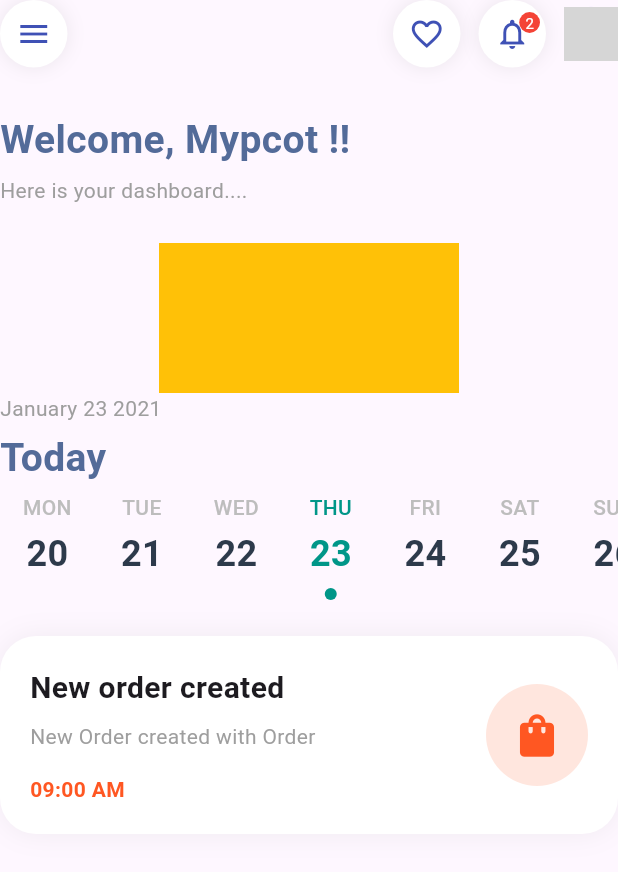
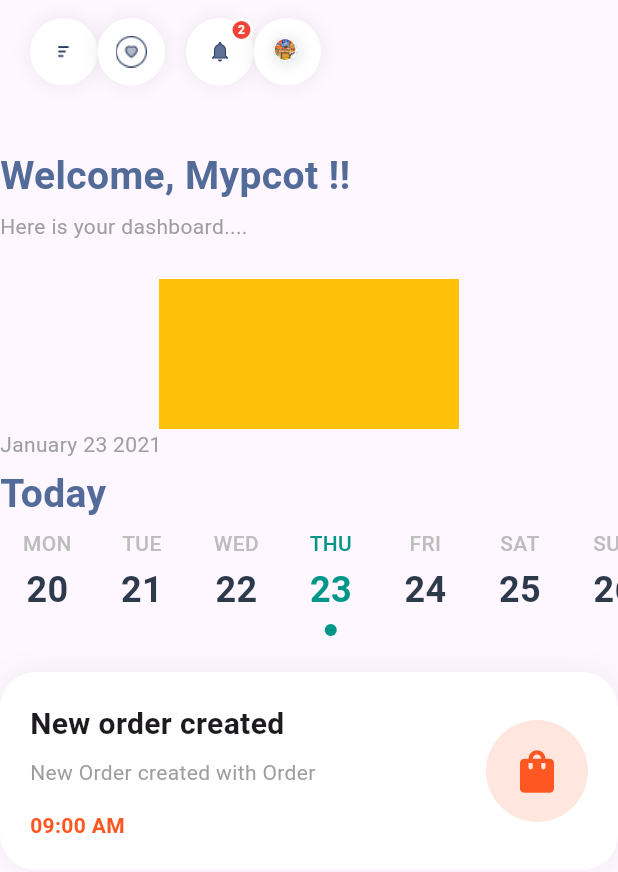
Before and after one commit to kamblechaitanya33/my_pcot_project, a Flutter app: the HomeScreen screen opened directly, on a phone screen of 412 x 824 dp. Shown: the top 872 px of the screen. Run offline on Flutter 3.47's test engine with Material 3 defaults, Android fonts, the phone set to English and light mode, and no system bars; our stand-ins replace flutter_svg, open_filex; missing offline and left inert: universal_html; grey boxes are pictures that could not be loaded.

Commit message:
Ui changes

```diff
--- a/lib/main.dart
+++ b/lib/main.dart
@@ -2,11 +2,11 @@ import 'package:flutter/material.dart';
 import 'package:my_pcot_project/views/dashboard.dart';
 
 void main() {
-  runApp(const MyApp());
+  runApp(  MyApp());
 }
 
 class MyApp extends StatelessWidget {
-  const MyApp({super.key});
+    MyApp({super.key});
 
   // This widget is the root of your application.
   @override
@@ -17,7 +17,7 @@ class MyApp extends StatelessWidget {
 
         colorScheme: .fromSeed(seedColor: Colors.deepPurple),
       ),
-      home: const BottomNavScreen(),
+      home:   BottomNavScreen(),
     );
   }
 }
--- a/lib/views/home.dart
+++ b/lib/views/home.dart
@@ -1,8 +1,9 @@
 import 'package:flutter/material.dart';
+import 'package:flutter_svg/flutter_svg.dart';
 import 'package:my_pcot_project/widgets/app_calender_view.dart';
 
 class HomeScreen extends StatelessWidget {
-  const HomeScreen({super.key});
+  HomeScreen({super.key});
 
   @override
   Widget build(BuildContext context) {
@@ -12,39 +13,104 @@ class HomeScreen extends StatelessWidget {
           children: [
             Row(
               children: [
-                _circleButton(Icons.menu),
-                const Spacer(),
-                _circleButton(Icons.favorite_border),
-                const SizedBox(width: 12),
+                SafeArea(
+                  child: Padding(
+                    padding:   EdgeInsets.symmetric(
+                      horizontal: 20,
+                      vertical: 12,
+                    ),
+                    child: Row(
+                      mainAxisAlignment: MainAxisAlignment.spaceBetween,
+                      children: [
+                        // Menu Button
+                        _circleButton(
+                          Image.asset(
+                            "lib/images/nav_icon.png",
+                            width: 20,
+                            height: 20,
+                            fit: BoxFit.contain,
+                          ),
+                        ),
+
+                        Row(
+                          children: [
+                            _circleButton(
+                              Padding(
+                                padding:   EdgeInsets.all(12),
+                                child: Image.asset(
+                                  "lib/images/fav_icons.png",
+                                  fit: BoxFit.contain,
+                                  width: 200,
+                                  height: 200,
+                                ),
+                              ),
+                            ),
+                              SizedBox(width: 14),
+
                             Stack(
+                              clipBehavior: Clip.none,
                               children: [
-                    _circleButton(Icons.notifications_none),
+                                _circleButton(
+                                  Padding(
+                                    padding:   EdgeInsets.all(12),
+                                    child: Image.asset(
+                                      "lib/images/notification_icon.png",
+                                      fit: BoxFit.contain,
+                                      width: 200,
+                                      height: 200,
+                                    ),
+                                  ),
+                                ),
+
                                 Positioned(
-                      right: 4,
-                      top: 4,
+                                  right: 0,
+                                  top: 0,
                                   child: Container(
-                        padding: const EdgeInsets.all(4),
-                        decoration: const BoxDecoration(
+                                    width: 16,
+                                    height: 16,
+                                    decoration: BoxDecoration(
                                       color: Colors.red,
                                       shape: BoxShape.circle,
+                                      border: Border.all(
+                                        color: Colors.white,
+                                        width: 2,
                                       ),
-                        child: const Text(
+                                    ),
+                                    child:   Center(
+                                      child: Text(
                                         "2",
-                          style: TextStyle(color: Colors.white, fontSize: 10),
+                                        style: TextStyle(
+                                          color: Colors.white,
+                                          fontSize: 8,
+                                          fontWeight: FontWeight.bold,
+                                        ),
+                                      ),
                                     ),
                                   ),
                                 ),
                               ],
                             ),
-                const SizedBox(width: 12),
-                const CircleAvatar(
-                  radius: 18,
-                  backgroundImage: NetworkImage("https://i.pravatar.cc/150"),
+                            _circleButton(
+                              Padding(
+                                padding:   EdgeInsets.all(0),
+                                child: Image.asset(
+                                  "lib/images/profile_icon.png",
+                                  fit: BoxFit.contain,
+                                  width: 200,
+                                  height: 200,
+                                ),
+                              ),
+                            ),
+                          ],
+                        ),
+                      ],
+                    ),
+                  ),
                 ),
               ],
             ),
 
-            const SizedBox(height: 30),
+            SizedBox(height: 30),
 
             Row(
               mainAxisAlignment: MainAxisAlignment.start,
@@ -70,7 +136,7 @@ class HomeScreen extends StatelessWidget {
               ],
             ),
 
-            const SizedBox(height: 25),
+            SizedBox(height: 25),
 
             Container(
               height: 100,
@@ -104,16 +170,18 @@ class HomeScreen extends StatelessWidget {
 
             ApplicationCalendarWidget(),
 
-
-            const SizedBox(height: 20),
+            SizedBox(height: 20),
 
             Container(
-              padding: const EdgeInsets.all(20),
+              padding: EdgeInsets.all(20),
               decoration: BoxDecoration(
                 color: Colors.white,
                 borderRadius: BorderRadius.circular(24),
                 boxShadow: [
-                  BoxShadow(blurRadius: 15, color: Colors.grey.withOpacity(.15)),
+                  BoxShadow(
+                    blurRadius: 15,
+                    color: Colors.grey.withOpacity(.15),
+                  ),
                 ],
               ),
               child: Row(
@@ -121,7 +189,7 @@ class HomeScreen extends StatelessWidget {
                   Expanded(
                     child: Column(
                       crossAxisAlignment: CrossAxisAlignment.start,
-                      children: const [
+                      children: [
                         Text(
                           "New order created",
                           style: TextStyle(
@@ -148,7 +216,7 @@ class HomeScreen extends StatelessWidget {
                   CircleAvatar(
                     radius: 34,
                     backgroundColor: Colors.deepOrange.withOpacity(.15),
-                    child: const Icon(
+                    child: Icon(
                       Icons.shopping_bag,
                       color: Colors.deepOrange,
                       size: 34,
@@ -163,7 +231,7 @@ class HomeScreen extends StatelessWidget {
     );
   }
 
-  Widget _circleButton(IconData icon) {
+  Widget _circleButton(Widget icon) {
     return Container(
       height: 45,
       width: 45,
@@ -174,7 +242,7 @@ class HomeScreen extends StatelessWidget {
           BoxShadow(blurRadius: 10, color: Colors.grey.withOpacity(.2)),
         ],
       ),
-      child: Icon(icon, color: Colors.indigo),
+      child: Center(child: icon),
     );
   }
 
@@ -197,24 +265,24 @@ class HomeScreen extends StatelessWidget {
   Widget _infoCard(Color color, String text, bool top) {
     return Container(
       width: 145,
-      padding: const EdgeInsets.all(14),
+      padding: EdgeInsets.all(14),
       decoration: BoxDecoration(
         color: color,
         borderRadius: BorderRadius.circular(18),
       ),
-      child: Text(text, style: const TextStyle(color: Colors.white)),
+      child: Text(text, style: TextStyle(color: Colors.white)),
     );
   }
 
   Widget _pendingCard() {
     return Container(
       width: 145,
-      padding: const EdgeInsets.all(14),
+      padding: EdgeInsets.all(14),
       decoration: BoxDecoration(
         color: Colors.white,
         borderRadius: BorderRadius.circular(18),
       ),
-      child: const Column(
+      child: Column(
         crossAxisAlignment: CrossAxisAlignment.start,
         children: [
           Text(
--- a/pubspec.yaml
+++ b/pubspec.yaml
@@ -97,7 +97,7 @@ flutter:
 
   # To add assets to your application, add an assets section, like this:
   assets:
-    - images/
+    - lib/images/
   #   - images/a_dot_ham.jpeg
 
   # An image asset can refer to one or more resolution-specific "variants", see
```
Also changed, not shown: lib/views/dashboard.dart (+26 -33 lines), lib/images/fav_icons.png (added), lib/images/home_icon.png (added), lib/images/nav_icon.png (added), lib/images/nav_icon.svg (added), lib/images/notification_icon.png (added), lib/images/profile_icon.png (added). Lines whose indentation alone changed are shown as unchanged.
